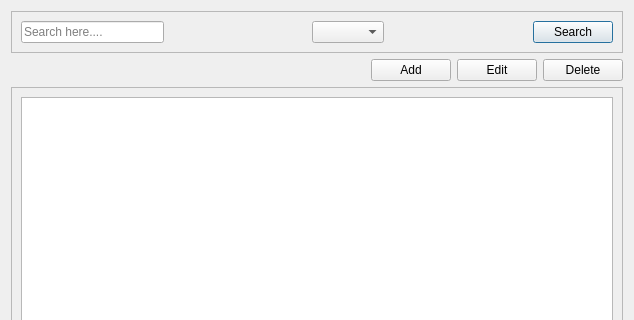
Gadheyan/DigiBill, file client_table_view.ui: the form before one commit; both pictures show x 0 to 634 and y 0 to 320 of the 634 by 491 pixel window.
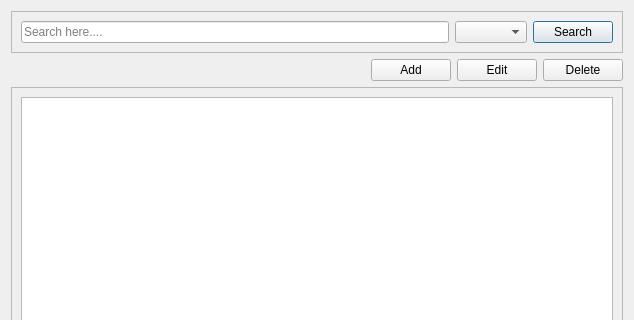
The form after the commit.

Commit message: Edit button disabled when multiple items selected

What changed in the file:
```diff
--- a/client_table_view.ui
+++ b/client_table_view.ui
@@ -43,19 +43,6 @@
             </property>
            </widget>
           </item>
-          <item>
-           <spacer name="horizontalSpacer">
-            <property name="orientation">
-             <enum>Qt::Horizontal</enum>
-            </property>
-            <property name="sizeHint" stdset="0">
-             <size>
-              <width>40</width>
-              <height>20</height>
-             </size>
-            </property>
-           </spacer>
-          </item>
           <item>
            <widget class="QComboBox" name="search_type">
             <property name="styleSheet">
@@ -63,19 +50,6 @@
             </property>
            </widget>
           </item>
-          <item>
-           <spacer name="horizontalSpacer_2">
-            <property name="orientation">
-             <enum>Qt::Horizontal</enum>
-            </property>
-            <property name="sizeHint" stdset="0">
-             <size>
-              <width>40</width>
-              <height>20</height>
-             </size>
-            </property>
-           </spacer>
-          </item>
           <item>
            <widget class="QPushButton" name="search">
             <property name="styleSheet">
```
The commit also changes 4 other files.
